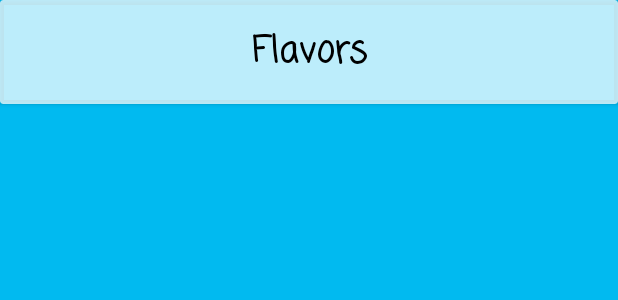
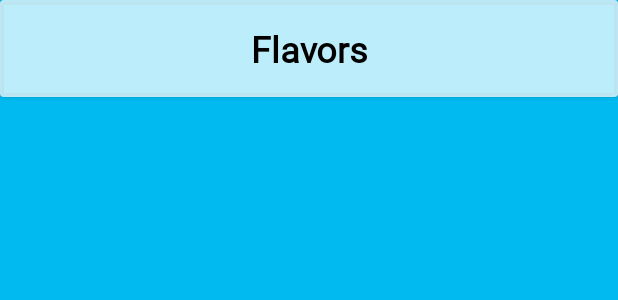
Before and after one commit to jordanburdett/SodaCrazy, an Android app: the layout flavor_list_layout.xml on its own in the app's theme, with its tools: preview values and no code run, on a phone screen of 412 x 824 dp. Shown: the top 300 px of the screen. Run offline under Robolectric (Android 15) with nearby library versions, the phone set to English and light mode, and no system bars; Roboto replaces fonts that are not available here.

```diff
--- a/app/src/main/res/layout/flavor_list_layout.xml
+++ b/app/src/main/res/layout/flavor_list_layout.xml
@@ -24,7 +24,7 @@
             android:layout_alignParentEnd="true"
             android:layout_alignParentBottom="false"
             android:background="#00FFFFFF"
-            android:fontFamily="casual"
+            android:fontFamily="@font/ultra"
             android:gravity="center"
             android:text="@string/flavors"
             android:textColor="#000000"
```
